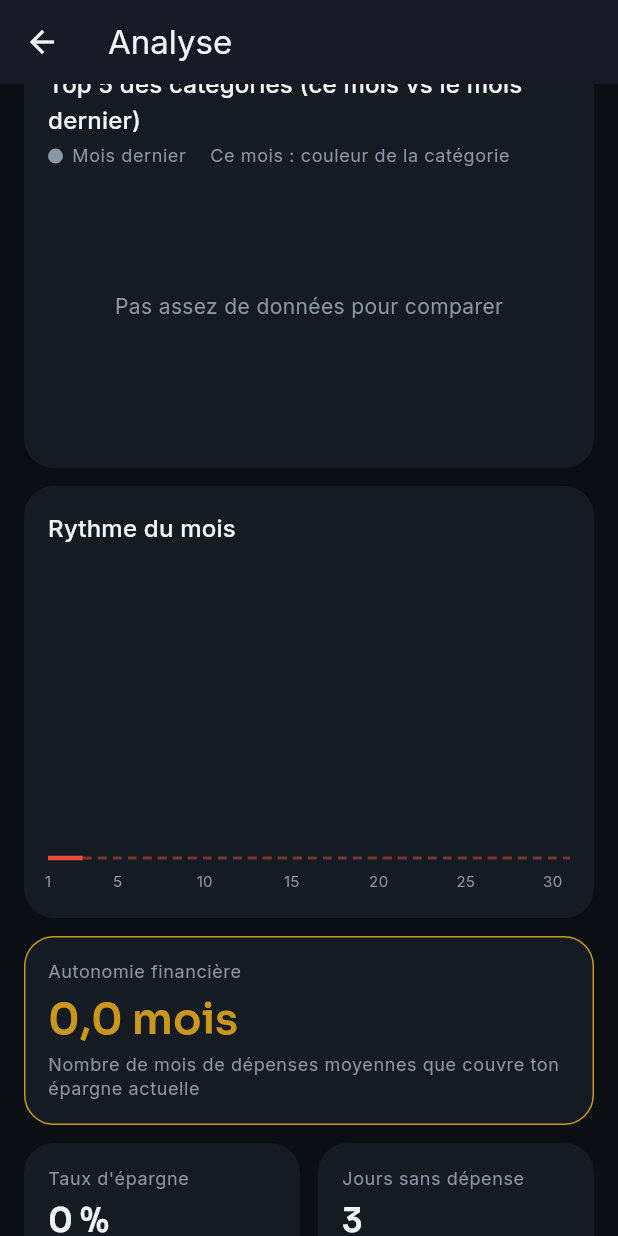
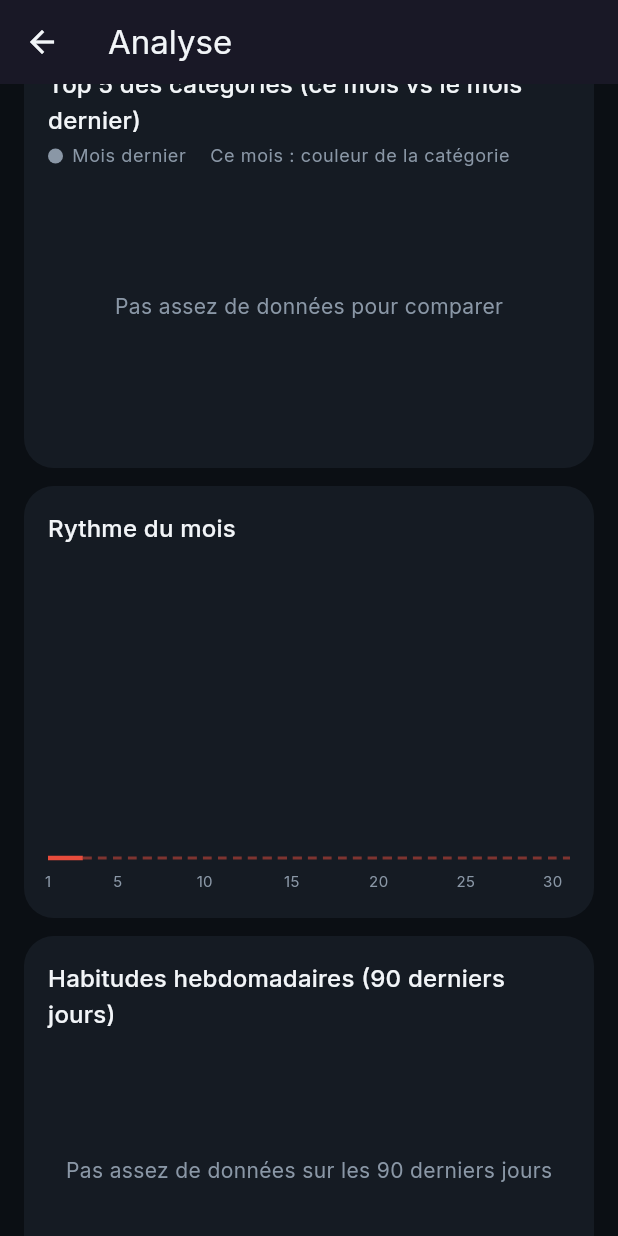
Before and after one commit to Phnix01/koudi_na, a Flutter app: the AnalyseScreen screen opened directly, scrolled down 576 dp, on a phone screen of 412 x 824 dp. Run offline on Flutter 3.47's test engine with Material 3 defaults, Android fonts, the phone set to English and light mode, and no system bars; drawn by our look-alikes of fl_chart; our stand-ins replace csv, flutter_riverpod, google_fonts, hive_ce, hive_ce_flutter, phosphor_flutter and 1 more; accounts and stored records are empty; statements that could not run were skipped.

Commit message:
feat: Ajouter le graphique des habitudes hebdomadaires à l'écran d'analyse

```diff
--- /dev/null
+++ b/lib/logic/services/habitudes_hebdomadaires.dart
@@ -0,0 +1,52 @@
+import '../../data/models/transaction.dart';
+import '../../data/models/type_mouvement.dart';
+
+/// Une grille 7 (jours) × 4 (moments de la journée) des montants
+/// dépensés, plus le montant maximal d'une cellule — pour normaliser
+/// l'intensité de couleur au moment de dessiner (section 5.1, graphique 5).
+typedef GrilleHabitudes = ({List<List<int>> montants, int maxMontant});
+
+/// Fenêtre glissante de 90 jours plutôt que tout l'historique : on
+/// veut des habitudes *actuelles*, pas biaisées par un mode de vie
+/// d'il y a deux ans. Fonction pure — aucun accès à Hive ici.
+GrilleHabitudes calculerHabitudesHebdomadaires(
+  List<Transaction> transactions, {
+  DateTime? maintenant,
+  int nombreDeJours = 90,
+}) {
+  final reference = maintenant ?? DateTime.now();
+  final depuis = reference.subtract(Duration(days: nombreDeJours));
+
+  // Lignes : lundi (0) à dimanche (6). Colonnes : matin/après-midi/soir/nuit.
+  final montants = List.generate(7, (_) => List.filled(4, 0));
+
+  for (final transaction in transactions) {
+    if (transaction.type != TypeMouvement.depense) continue;
+    if (transaction.date.isBefore(depuis) ||
+        transaction.date.isAfter(reference)) {
+      continue;
+    }
+
+    final jour =
+        transaction.date.weekday - 1; // DateTime.weekday : 1=lundi..7=dimanche
+    final moment = _moment(transaction.date.hour);
+    montants[jour][moment] += transaction.montant;
+  }
+
+  var maxMontant = 0;
+  for (final ligne in montants) {
+    for (final valeur in ligne) {
+      if (valeur > maxMontant) maxMontant = valeur;
+    }
+  }
+
+  return (montants: montants, maxMontant: maxMontant);
+}
+
+/// 0=matin (6h-12h), 1=après-midi (12h-18h), 2=soir (18h-24h), 3=nuit (0h-6h).
+int _moment(int heure) {
+  if (heure < 6) return 3;
+  if (heure < 12) return 0;
+  if (heure < 18) return 1;
+  return 2;
+}
--- a/lib/ui/screens/analyse_screen.dart
+++ b/lib/ui/screens/analyse_screen.dart
@@ -9,18 +9,20 @@ import '../../logic/providers/repositories_providers.dart';
 import '../../logic/services/comparaison_mensuelle.dart';
 import '../../logic/services/evolution_mensuelle.dart';
 import '../../logic/services/indicateurs_analyse.dart';
+import '../../logic/services/habitudes_hebdomadaires.dart';
 import '../../logic/services/repartition_categories.dart';
 import '../../logic/services/rythme_mois.dart';
 import '../widgets/graphique_comparaison.dart';
 import '../widgets/graphique_evolution_mensuelle.dart';
 import '../widgets/graphique_repartition.dart';
 import '../widgets/graphique_rythme.dart';
+import '../widgets/heatmap_habitudes.dart';
 
 /// Écran C, en construction (section 5) : les indicateurs calculés
-/// (section 5.2) et quatre des sept graphiques (évolution mensuelle,
+/// (section 5.2) et cinq des sept graphiques (évolution mensuelle,
 /// répartition des dépenses, comparaison mensuelle + Top 5, rythme du
-/// mois). Les trois autres visualisations et les observations
-/// automatiques arriveront dans les étapes suivantes.
+/// mois, habitudes hebdomadaires). Les deux autres visualisations et
+/// les observations automatiques arriveront dans les étapes suivantes.
 class AnalyseScreen extends ConsumerWidget {
   const AnalyseScreen({super.key});
 
@@ -52,6 +54,9 @@ class AnalyseScreen extends ConsumerWidget {
           );
           final top5 = comparaison.take(5).toList();
           final rythme = calculerRythmeMois(toutesLesTransactions);
+          final habitudes = calculerHabitudesHebdomadaires(
+            toutesLesTransactions,
+          );
 
           return ListView(
             padding: const EdgeInsets.all(16),
@@ -139,6 +144,23 @@ class AnalyseScreen extends ConsumerWidget {
                       ),
                       const SizedBox(height: 12),
                       GraphiqueRythme(rythme: rythme),
+                    ],
+                  ),
+                ),
+              ),
+              const SizedBox(height: 12),
+              Card(
+                child: Padding(
+                  padding: const EdgeInsets.all(16),
+                  child: Column(
+                    crossAxisAlignment: CrossAxisAlignment.start,
+                    children: [
+                      Text(
+                        'Habitudes hebdomadaires (90 derniers jours)',
+                        style: Theme.of(context).textTheme.titleMedium,
+                      ),
+                      const SizedBox(height: 12),
+                      HeatmapHabitudes(grille: habitudes),
                     ],
                   ),
                 ),
--- /dev/null
+++ b/lib/ui/widgets/heatmap_habitudes.dart
@@ -0,0 +1,136 @@
+import 'package:flutter/material.dart';
+
+import '../../core/theme/app_colors.dart';
+import '../../logic/services/habitudes_hebdomadaires.dart';
+
+/// Graphique 5 de la section 5.1 : une grille 7×4 où la couleur de
+/// chaque case indique combien on a dépensé ce jour-là, à ce moment de
+/// la journée. Aucun widget Flutter standard ne dessine "une grille de
+/// rectangles colorés avec des libellés" : on descend donc d'un niveau,
+/// sous les widgets, avec un [CustomPainter].
+///
+/// Un `CustomPainter` reçoit un [Canvas] — la même primitive bas niveau
+/// que web `<canvas>` ou Skia — et un [Size] déjà calculé par Flutter.
+/// On y dessine directement avec des instructions impératives
+/// (`drawRRect`, du texte via [TextPainter]...), au lieu de composer
+/// des widgets. C'est le bon outil quand la forme voulue n'existe dans
+/// aucune bibliothèque, mais c'est plus bas niveau : pas de `Theme.of`,
+/// pas de mise en page automatique, tout se calcule à la main.
+class HeatmapHabitudes extends StatelessWidget {
+  const HeatmapHabitudes({super.key, required this.grille});
+
+  final GrilleHabitudes grille;
+
+  @override
+  Widget build(BuildContext context) {
+    if (grille.maxMontant == 0) {
+      return SizedBox(
+        height: 160,
+        child: Center(
+          child: Text(
+            'Pas assez de données sur les 90 derniers jours',
+            style: TextStyle(color: AppColors.textMuted),
+          ),
+        ),
+      );
+    }
+
+    // CustomPaint a besoin de contraintes fermes : sans ce SizedBox
+    // explicite, un Canvas sans dimension imposée se réduirait à zéro
+    // pixel (aucune erreur, juste invisible).
+    return SizedBox(
+      width: double.infinity,
+      height: 200,
+      child: CustomPaint(painter: _PeintreHeatmap(grille: grille)),
+    );
+  }
+}
+
+class _PeintreHeatmap extends CustomPainter {
+  _PeintreHeatmap({required this.grille});
+
+  final GrilleHabitudes grille;
+
+  static const _jours = ['Lun', 'Mar', 'Mer', 'Jeu', 'Ven', 'Sam', 'Dim'];
+  static const _moments = ['Matin', 'Aprèm', 'Soir', 'Nuit'];
+  static const _largeurLabelJour = 32.0;
+  static const _hauteurLabelMoment = 20.0;
+
+  @override
+  void paint(Canvas canvas, Size size) {
+    final largeurCellule = (size.width - _largeurLabelJour) / _moments.length;
+    final hauteurCellule = (size.height - _hauteurLabelMoment) / _jours.length;
+    final stylePeinture = Paint();
+    const styleLabel = TextStyle(color: AppColors.textMuted, fontSize: 10);
+
+    for (var m = 0; m < _moments.length; m++) {
+      _dessinerTexteCentre(
+        canvas,
+        _moments[m],
+        Offset(
+          _largeurLabelJour + m * largeurCellule + largeurCellule / 2,
+          _hauteurLabelMoment / 2,
+        ),
+        styleLabel,
+      );
+    }
+
+    for (var j = 0; j < _jours.length; j++) {
+      _dessinerTexteCentre(
+        canvas,
+        _jours[j],
+        Offset(
+          _largeurLabelJour / 2,
+          _hauteurLabelMoment + j * hauteurCellule + hauteurCellule / 2,
+        ),
+        styleLabel,
+      );
+
+      for (var m = 0; m < _moments.length; m++) {
+        final montant = grille.montants[j][m];
+        final intensite = montant / grille.maxMontant;
+        // Interpole entre "case vide" et "rouge dépense" selon l'intensité :
+        // Color.lerp(a, b, t) mélange deux couleurs, t=0 → a, t=1 → b.
+        stylePeinture.color = Color.lerp(
+          AppColors.surfaceHigh,
+          AppColors.negative,
+          intensite,
+        )!;
+
+        final rect = Rect.fromLTWH(
+          _largeurLabelJour + m * largeurCellule + 2,
+          _hauteurLabelMoment + j * hauteurCellule + 2,
+          largeurCellule - 4,
+          hauteurCellule - 4,
+        );
+        canvas.drawRRect(
+          RRect.fromRectAndRadius(rect, const Radius.circular(6)),
+          stylePeinture,
+        );
+      }
+    }
+  }
+
+  void _dessinerTexteCentre(
+    Canvas canvas,
+    String texte,
+    Offset centre,
+    TextStyle style,
+  ) {
+    final peintreTexte = TextPainter(
+      text: TextSpan(text: texte, style: style),
+      textDirection: TextDirection.ltr,
+    )..layout();
+    peintreTexte.paint(
+      canvas,
+      centre - Offset(peintreTexte.width / 2, peintreTexte.height / 2),
+    );
+  }
+
+  @override
+  bool shouldRepaint(covariant _PeintreHeatmap oldDelegate) {
+    // La grille est recalculée à chaque frappe : comparer son contenu
+    // case par case coûterait plus cher que redessiner les 28 cases.
+    return true;
+  }
+}
```
Also changed, not shown: .claude/settings.json.
